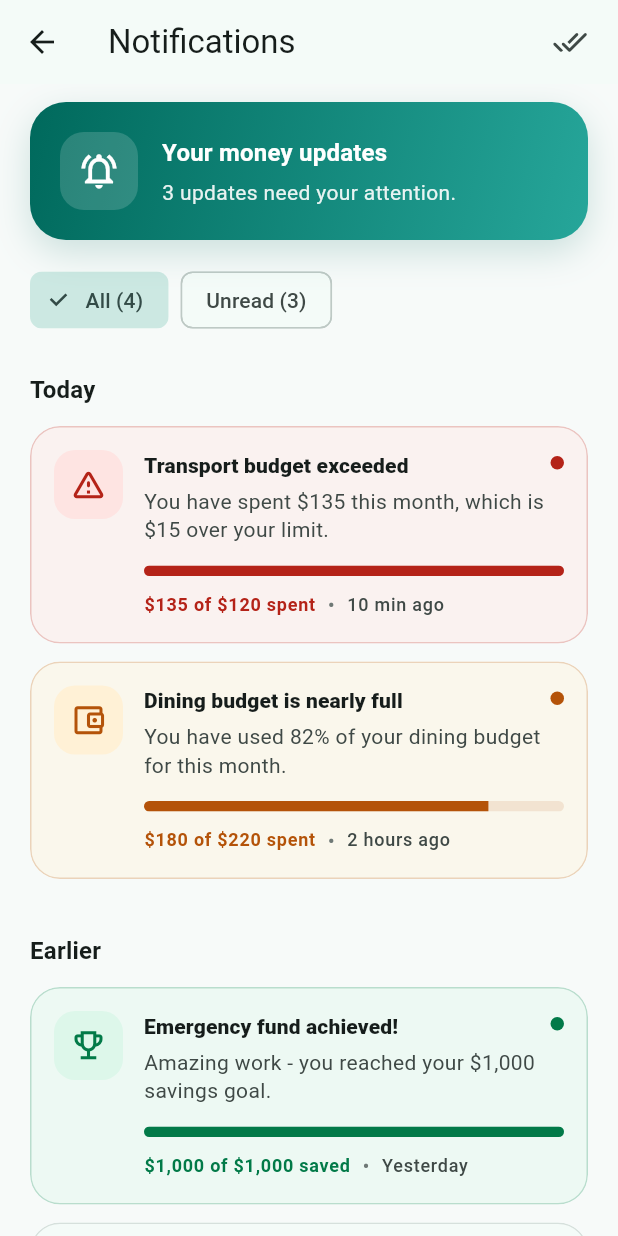
After one commit to passang96/Student-Financial-Assistant-and-Savings-App, a Flutter app: the screen it shows once a user with an empty profile is signed in, after a tap on an icon or button, on a phone screen of 412 x 824 dp. The commit adds this screen. Run offline on Flutter 3.47's test engine with Material 3 defaults, Android fonts, the phone set to English and light mode, and no system bars; our stand-ins replace firebase_auth, firebase_core; accounts and stored records are empty.

Commit message:
Notifications frontend — notification screen for budget warnings, exceeded budgets, goal progress and goal achievement.

```diff
--- /dev/null
+++ b/lib/models/financial_notification.dart
@@ -0,0 +1,89 @@
+enum FinancialNotificationType {
+  budgetWarning,
+  budgetExceeded,
+  goalProgress,
+  goalAchieved,
+}
+
+class FinancialNotification {
+  const FinancialNotification({
+    required this.id,
+    required this.type,
+    required this.title,
+    required this.message,
+    required this.timeLabel,
+    required this.isToday,
+    this.isRead = false,
+    this.progress,
+    this.amountLabel,
+  });
+
+  final String id;
+  final FinancialNotificationType type;
+  final String title;
+  final String message;
+  final String timeLabel;
+  final bool isToday;
+  final bool isRead;
+  final double? progress;
+  final String? amountLabel;
+
+  FinancialNotification copyWith({bool? isRead}) {
+    return FinancialNotification(
+      id: id,
+      type: type,
+      title: title,
+      message: message,
+      timeLabel: timeLabel,
+      isToday: isToday,
+      isRead: isRead ?? this.isRead,
+      progress: progress,
+      amountLabel: amountLabel,
+    );
+  }
+
+  static const demoNotifications = <FinancialNotification>[
+    FinancialNotification(
+      id: 'transport-exceeded',
+      type: FinancialNotificationType.budgetExceeded,
+      title: 'Transport budget exceeded',
+      message:
+          'You have spent \$135 this month, which is \$15 over your limit.',
+      timeLabel: '10 min ago',
+      isToday: true,
+      progress: 1,
+      amountLabel: '\$135 of \$120 spent',
+    ),
+    FinancialNotification(
+      id: 'dining-warning',
+      type: FinancialNotificationType.budgetWarning,
+      title: 'Dining budget is nearly full',
+      message: 'You have used 82% of your dining budget for this month.',
+      timeLabel: '2 hours ago',
+      isToday: true,
+      progress: 0.82,
+      amountLabel: '\$180 of \$220 spent',
+    ),
+    FinancialNotification(
+      id: 'emergency-fund-achieved',
+      type: FinancialNotificationType.goalAchieved,
+      title: 'Emergency fund achieved!',
+      message: 'Amazing work - you reached your \$1,000 savings goal.',
+      timeLabel: 'Yesterday',
+      isToday: false,
+      progress: 1,
+      amountLabel: '\$1,000 of \$1,000 saved',
+    ),
+    FinancialNotification(
+      id: 'laptop-progress',
+      type: FinancialNotificationType.goalProgress,
+      title: 'Laptop fund is halfway there',
+      message: 'You are 50% of the way to your goal. Keep it going!',
+      timeLabel: '3 days ago',
+      isToday: false,
+      isRead: true,
+      progress: 0.5,
+      amountLabel: '\$750 of \$1,500 saved',
+    ),
+  ];
+}
--- a/lib/screens/dashboard/dashboard_screen.dart
+++ b/lib/screens/dashboard/dashboard_screen.dart
@@ -2,7 +2,9 @@ import 'package:firebase_auth/firebase_auth.dart';
 import 'package:flutter/material.dart';
 
 import '../../controllers/auth_controller.dart';
+import '../../models/financial_notification.dart';
 import '../../widgets/user_details_card.dart';
+import '../notifications/notifications_screen.dart';
 import '../profile/profile_screen.dart';
 
 class DashboardScreen extends StatefulWidget {
@@ -16,6 +18,27 @@ class DashboardScreen extends StatefulWidget {
 
 class _DashboardScreenState extends State<DashboardScreen> {
   bool _isLoggingOut = false;
+  List<FinancialNotification> _notifications = List.of(
+    FinancialNotification.demoNotifications,
+  );
+
+  int get _unreadNotificationCount =>
+      _notifications.where((notification) => !notification.isRead).length;
+
+  void _openNotifications() {
+    Navigator.of(context).push(
+      MaterialPageRoute(
+        builder: (_) => NotificationsScreen(
+          initialNotifications: _notifications,
+          onNotificationsChanged: (notifications) {
+            if (mounted) {
+              setState(() => _notifications = List.of(notifications));
+            }
+          },
+        ),
+      ),
+    );
+  }
 
   Future<void> _logout() async {
     if (_isLoggingOut) {
@@ -62,6 +85,15 @@ class _DashboardScreenState extends State<DashboardScreen> {
           appBar: AppBar(
             title: const Text('Dashboard'),
             actions: [
+              IconButton(
+                tooltip: 'Notifications',
+                onPressed: _openNotifications,
+                icon: Badge(
+                  isLabelVisible: _unreadNotificationCount > 0,
+                  label: Text('$_unreadNotificationCount'),
+                  child: const Icon(Icons.notifications_outlined),
+                ),
+              ),
               IconButton(
                 tooltip: 'Profile',
                 onPressed: user == null
--- /dev/null
+++ b/lib/screens/notifications/notifications_screen.dart
@@ -0,0 +1,507 @@
+import 'package:flutter/material.dart';
+
+import '../../models/financial_notification.dart';
+
+enum _NotificationFilter { all, unread }
+
+class NotificationsScreen extends StatefulWidget {
+  const NotificationsScreen({
+    super.key,
+    this.initialNotifications = FinancialNotification.demoNotifications,
+    this.onNotificationsChanged,
+  });
+
+  final List<FinancialNotification> initialNotifications;
+  final ValueChanged<List<FinancialNotification>>? onNotificationsChanged;
+
+  @override
+  State<NotificationsScreen> createState() => _NotificationsScreenState();
+}
+
+class _NotificationsScreenState extends State<NotificationsScreen> {
+  late List<FinancialNotification> _notifications;
+  _NotificationFilter _filter = _NotificationFilter.all;
+
+  @override
+  void initState() {
+    super.initState();
+    _notifications = List.of(widget.initialNotifications);
+  }
+
+  int get _unreadCount =>
+      _notifications.where((notification) => !notification.isRead).length;
+
+  List<FinancialNotification> get _visibleNotifications {
+    if (_filter == _NotificationFilter.unread) {
+      return _notifications
+          .where((notification) => !notification.isRead)
+          .toList();
+    }
+    return _notifications;
+  }
+
+  void _notifyParent() {
+    widget.onNotificationsChanged?.call(List.unmodifiable(_notifications));
+  }
+
+  void _markAsRead(FinancialNotification notification) {
+    if (notification.isRead) {
+      return;
+    }
+
+    setState(() {
+      final index = _notifications.indexWhere(
+        (item) => item.id == notification.id,
+      );
+      if (index != -1) {
+        _notifications[index] = notification.copyWith(isRead: true);
+      }
+    });
+    _notifyParent();
+  }
+
+  void _markAllAsRead() {
+    if (_unreadCount == 0) {
+      return;
+    }
+
+    setState(() {
+      _notifications = _notifications
+          .map((notification) => notification.copyWith(isRead: true))
+          .toList();
+    });
+    _notifyParent();
+  }
+
+  @override
+  Widget build(BuildContext context) {
+    final visibleNotifications = _visibleNotifications;
+    final today = visibleNotifications
+        .where((notification) => notification.isToday)
+        .toList();
+    final earlier = visibleNotifications
+        .where((notification) => !notification.isToday)
+        .toList();
+
+    return Scaffold(
+      appBar: AppBar(
+        title: const Text('Notifications'),
+        actions: [
+          IconButton(
+            tooltip: 'Mark all as read',
+            onPressed: _unreadCount == 0 ? null : _markAllAsRead,
+            icon: const Icon(Icons.done_all_rounded),
+          ),
+          const SizedBox(width: 8),
+        ],
+      ),
+      body: SafeArea(
+        child: Center(
+          child: ConstrainedBox(
+            constraints: const BoxConstraints(maxWidth: 720),
+            child: CustomScrollView(
+              slivers: [
+                SliverPadding(
+                  padding: const EdgeInsets.fromLTRB(20, 12, 20, 16),
+                  sliver: SliverToBoxAdapter(
+                    child: _NotificationSummary(unreadCount: _unreadCount),
+                  ),
+                ),
+                SliverPadding(
+                  padding: const EdgeInsets.symmetric(horizontal: 20),
+                  sliver: SliverToBoxAdapter(
+                    child: Row(
+                      children: [
+                        ChoiceChip(
+                          label: Text('All (${_notifications.length})'),
+                          selected: _filter == _NotificationFilter.all,
+                          onSelected: (_) =>
+                              setState(() => _filter = _NotificationFilter.all),
+                        ),
+                        const SizedBox(width: 8),
+                        ChoiceChip(
+                          label: Text('Unread ($_unreadCount)'),
+                          selected: _filter == _NotificationFilter.unread,
+                          onSelected: (_) => setState(
+                            () => _filter = _NotificationFilter.unread,
+                          ),
+                        ),
+                      ],
+                    ),
+                  ),
+                ),
+                if (visibleNotifications.isEmpty)
+                  SliverFillRemaining(
+                    hasScrollBody: false,
+                    child: _EmptyNotifications(
+                      showAll: () =>
+                          setState(() => _filter = _NotificationFilter.all),
+                    ),
+                  )
+                else ...[
+                  if (today.isNotEmpty)
+                    _NotificationSection(
+                      title: 'Today',
+                      notifications: today,
+                      onTap: _markAsRead,
+                    ),
+                  if (earlier.isNotEmpty)
+                    _NotificationSection(
+                      title: 'Earlier',
+                      notifications: earlier,
+                      onTap: _markAsRead,
+                    ),
+                  const SliverToBoxAdapter(child: SizedBox(height: 24)),
+                ],
+              ],
+            ),
+          ),
+        ),
+      ),
+    );
+  }
+}
+
+class _NotificationSummary extends StatelessWidget {
+  const _NotificationSummary({required this.unreadCount});
+
+  final int unreadCount;
+
+  @override
+  Widget build(BuildContext context) {
+    final theme = Theme.of(context);
+    final countMessage = unreadCount == 0
+        ? 'You are all caught up.'
+        : '$unreadCount ${unreadCount == 1 ? 'update' : 'updates'} need your attention.';
+
+    return DecoratedBox(
+      decoration: BoxDecoration(
+        gradient: const LinearGradient(
+          colors: [Color(0xFF00695C), Color(0xFF26A69A)],
+          begin: Alignment.topLeft,
+          end: Alignment.bottomRight,
+        ),
+        borderRadius: BorderRadius.circular(24),
+        boxShadow: [
+          BoxShadow(
+            color: const Color(0xFF00695C).withValues(alpha: 0.18),
+            blurRadius: 20,
+            offset: const Offset(0, 8),
+          ),
+        ],
+      ),
+      child: Padding(
+        padding: const EdgeInsets.all(20),
+        child: Row(
+          children: [
+            Container(
+              width: 52,
+              height: 52,
+              decoration: BoxDecoration(
+                color: Colors.white.withValues(alpha: 0.16),
+                borderRadius: BorderRadius.circular(16),
+              ),
+              child: const Icon(
+                Icons.notifications_active_outlined,
+                color: Colors.white,
+                size: 28,
+              ),
+            ),
+            const SizedBox(width: 16),
+            Expanded(
+              child: Column(
+                crossAxisAlignment: CrossAxisAlignment.start,
+                children: [
+                  Text(
+                    'Your money updates',
+                    style: theme.textTheme.titleMedium?.copyWith(
+                      color: Colors.white,
+                      fontWeight: FontWeight.w700,
+                    ),
+                  ),
+                  const SizedBox(height: 4),
+                  Text(
+                    countMessage,
+                    style: theme.textTheme.bodyMedium?.copyWith(
+                      color: Colors.white.withValues(alpha: 0.9),
+                    ),
+                  ),
+                ],
+              ),
+            ),
+          ],
+        ),
+      ),
+    );
+  }
+}
+
+class _NotificationSection extends StatelessWidget {
+  const _NotificationSection({
+    required this.title,
+    required this.notifications,
+    required this.onTap,
+  });
+
+  final String title;
+  final List<FinancialNotification> notifications;
+  final ValueChanged<FinancialNotification> onTap;
+
+  @override
+  Widget build(BuildContext context) {
+    return SliverPadding(
+      padding: const EdgeInsets.fromLTRB(20, 24, 20, 0),
+      sliver: SliverList(
+        delegate: SliverChildBuilderDelegate((context, index) {
+          if (index == 0) {
+            return Padding(
+              padding: const EdgeInsets.only(bottom: 12),
+              child: Text(
+                title,
+                style: Theme.of(
+                  context,
+                ).textTheme.titleMedium?.copyWith(fontWeight: FontWeight.w700),
+              ),
+            );
+          }
+
+          final notification = notifications[index - 1];
+          return Padding(
+            padding: const EdgeInsets.only(bottom: 12),
+            child: _NotificationCard(
+              notification: notification,
+              onTap: () => onTap(notification),
+            ),
+          );
+        }, childCount: notifications.length + 1),
+      ),
+    );
+  }
+}
+
+class _NotificationCard extends StatelessWidget {
+  const _NotificationCard({required this.notification, required this.onTap});
+
+  final FinancialNotification notification;
+  final VoidCallback onTap;
+
+  @override
+  Widget build(BuildContext context) {
+    final theme = Theme.of(context);
+    final style = _NotificationStyle.forType(notification.type);
+
+    return Semantics(
+      button: !notification.isRead,
+      label: notification.isRead
+          ? notification.title
+          : '${notification.title}, unread. Tap to mark as read.',
+      child: Material(
+        color: notification.isRead
+            ? theme.colorScheme.surface
+            : style.tintColor.withValues(alpha: 0.38),
+        shape: RoundedRectangleBorder(
+          borderRadius: BorderRadius.circular(20),
+          side: BorderSide(
+            color: notification.isRead
+                ? theme.colorScheme.outlineVariant.withValues(alpha: 0.55)
+                : style.color.withValues(alpha: 0.22),
+          ),
+        ),
+        clipBehavior: Clip.antiAlias,
+        child: InkWell(
+          onTap: onTap,
+          child: Padding(
+            padding: const EdgeInsets.all(16),
+            child: Row(
+              crossAxisAlignment: CrossAxisAlignment.start,
+              children: [
+                Container(
+                  width: 46,
+                  height: 46,
+                  decoration: BoxDecoration(
+                    color: style.tintColor,
+                    borderRadius: BorderRadius.circular(14),
+                  ),
+                  child: Icon(style.icon, color: style.color, size: 25),
+                ),
+                const SizedBox(width: 14),
+                Expanded(
+                  child: Column(
+                    crossAxisAlignment: CrossAxisAlignment.start,
+                    children: [
+                      Row(
+                        crossAxisAlignment: CrossAxisAlignment.start,
+                        children: [
+                          Expanded(
+                            child: Text(
+                              notification.title,
+                              style: theme.textTheme.titleSmall?.copyWith(
+                                fontWeight: notification.isRead
+                                    ? FontWeight.w600
+                                    : FontWeight.w800,
+                              ),
+                            ),
+                          ),
+                          if (!notification.isRead) ...[
+                            const SizedBox(width: 8),
+                            Container(
+                              width: 9,
+                              height: 9,
+                              margin: const EdgeInsets.only(top: 4),
+                              decoration: BoxDecoration(
+                                color: style.color,
+                                shape: BoxShape.circle,
+                              ),
+                            ),
+                          ],
+                        ],
+                      ),
+                      const SizedBox(height: 5),
+                      Text(
+                        notification.message,
+                        style: theme.textTheme.bodyMedium?.copyWith(
+                          color: theme.colorScheme.onSurfaceVariant,
+                          height: 1.35,
+                        ),
+                      ),
+                      if (notification.progress case final progress?) ...[
+                        const SizedBox(height: 14),
+                        ClipRRect(
+                          borderRadius: BorderRadius.circular(20),
+                          child: LinearProgressIndicator(
+                            value: progress.clamp(0, 1),
+                            minHeight: 7,
+                            backgroundColor: style.color.withValues(
+                              alpha: 0.12,
+                            ),
+                            valueColor: AlwaysStoppedAnimation(style.color),
+                          ),
+                        ),
+                      ],
+                      const SizedBox(height: 9),
+                      Row(
+                        children: [
+                          if (notification.amountLabel case final amount?) ...[
+                            Flexible(
+                              child: Text(
+                                amount,
+                                overflow: TextOverflow.ellipsis,
+                                style: theme.textTheme.labelMedium?.copyWith(
+                                  color: style.color,
+                                  fontWeight: FontWeight.w700,
+                                ),
+                              ),
+                            ),
+                            const SizedBox(width: 8),
+                            Text(
+                              '•',
+                              style: TextStyle(
+                                color: theme.colorScheme.outline,
+                              ),
+                            ),
+                            const SizedBox(width: 8),
+                          ],
+                          Text(
+                            notification.timeLabel,
+                            style: theme.textTheme.labelMedium?.copyWith(
+                              color: theme.colorScheme.onSurfaceVariant,
+                            ),
+                          ),
+                        ],
+                      ),
+                    ],
+                  ),
+                ),
+              ],
+            ),
+          ),
+        ),
+      ),
+    );
+  }
+}
+
+class _EmptyNotifications extends StatelessWidget {
+  const _EmptyNotifications({required this.showAll});
+
+  final VoidCallback showAll;
+
+  @override
+  Widget build(BuildContext context) {
+    final theme = Theme.of(context);
+
+    return Padding(
+      padding: const EdgeInsets.all(32),
+      child: Column(
+        mainAxisAlignment: MainAxisAlignment.center,
+        children: [
+          Container(
+            width: 76,
+            height: 76,
+            decoration: BoxDecoration(
+              color: theme.colorScheme.primaryContainer,
+              shape: BoxShape.circle,
+            ),
+            child: Icon(
+              Icons.notifications_none_rounded,
+              size: 38,
+              color: theme.colorScheme.primary,
+            ),
+          ),
+          const SizedBox(height: 18),
+          Text(
+            'No unread notifications',
+            style: theme.textTheme.titleMedium?.copyWith(
+              fontWeight: FontWeight.w700,
+            ),
+          ),
+          const SizedBox(height: 6),
+          Text(
+            'You are up to date with your budgets and savings goals.',
+            textAlign: TextAlign.center,
+            style: TextStyle(color: theme.colorScheme.onSurfaceVariant),
+          ),
+          const SizedBox(height: 16),
+          TextButton(onPressed: showAll, child: const Text('View all updates')),
+        ],
+      ),
+    );
+  }
+}
+
+class _NotificationStyle {
+  const _NotificationStyle({
+    required this.color,
+    required this.tintColor,
+    required this.icon,
+  });
+
+  final Color color;
+  final Color tintColor;
+  final IconData icon;
+
+  static _NotificationStyle forType(FinancialNotificationType type) {
+    return switch (type) {
+      FinancialNotificationType.budgetWarning => const _NotificationStyle(
+        color: Color(0xFFB45309),
+        tintColor: Color(0xFFFFF1D6),
+        icon: Icons.account_balance_wallet_outlined,
+      ),
+      FinancialNotificationType.budgetExceeded => const _NotificationStyle(
+        color: Color(0xFFB42318),
+        tintColor: Color(0xFFFEE4E2),
+        icon: Icons.warning_amber_rounded,
+      ),
+      FinancialNotificationType.goalProgress => const _NotificationStyle(
+        color: Color(0xFF175CD3),
+        tintColor: Color(0xFFE7F0FF),
+        icon: Icons.trending_up_rounded,
+      ),
+      FinancialNotificationType.goalAchieved => const _NotificationStyle(
+        color: Color(0xFF027A48),
+        tintColor: Color(0xFFDDF7EA),
+        icon: Icons.emoji_events_outlined,
+      ),
+    };
+  }
+}
```
Also changed, not shown: 1 other file.
